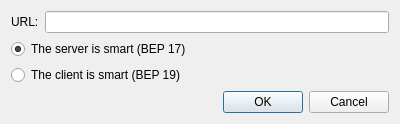
0xd34df00d/leechcraft, file src/plugins/bittorrent/addwebseeddialog.ui: the form before one commit.
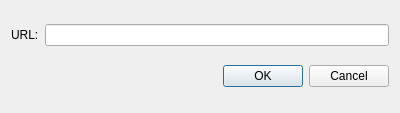
The form after the commit.

```diff
--- a/src/plugins/bittorrent/addwebseeddialog.ui
+++ b/src/plugins/bittorrent/addwebseeddialog.ui
@@ -28,23 +28,6 @@
      </item>
     </layout>
    </item>
-   <item>
-    <widget class="QRadioButton" name="BEP17_">
-     <property name="text">
-      <string>The server is smart (BEP 17)</string>
-     </property>
-     <property name="checked">
-      <bool>true</bool>
-     </property>
-    </widget>
-   </item>
-   <item>
-    <widget class="QRadioButton" name="BEP19_">
-     <property name="text">
-      <string>The client is smart (BEP 19)</string>
-     </property>
-    </widget>
-   </item>
    <item>
     <widget class="QDialogButtonBox" name="buttonBox">
      <property name="orientation">
```
